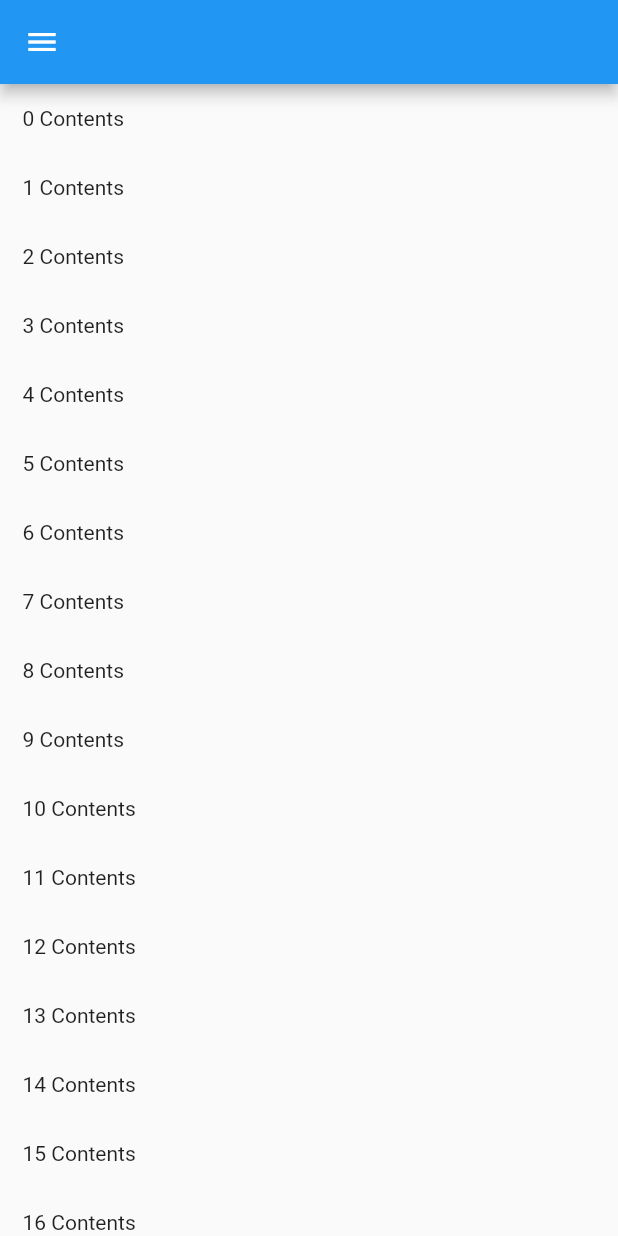
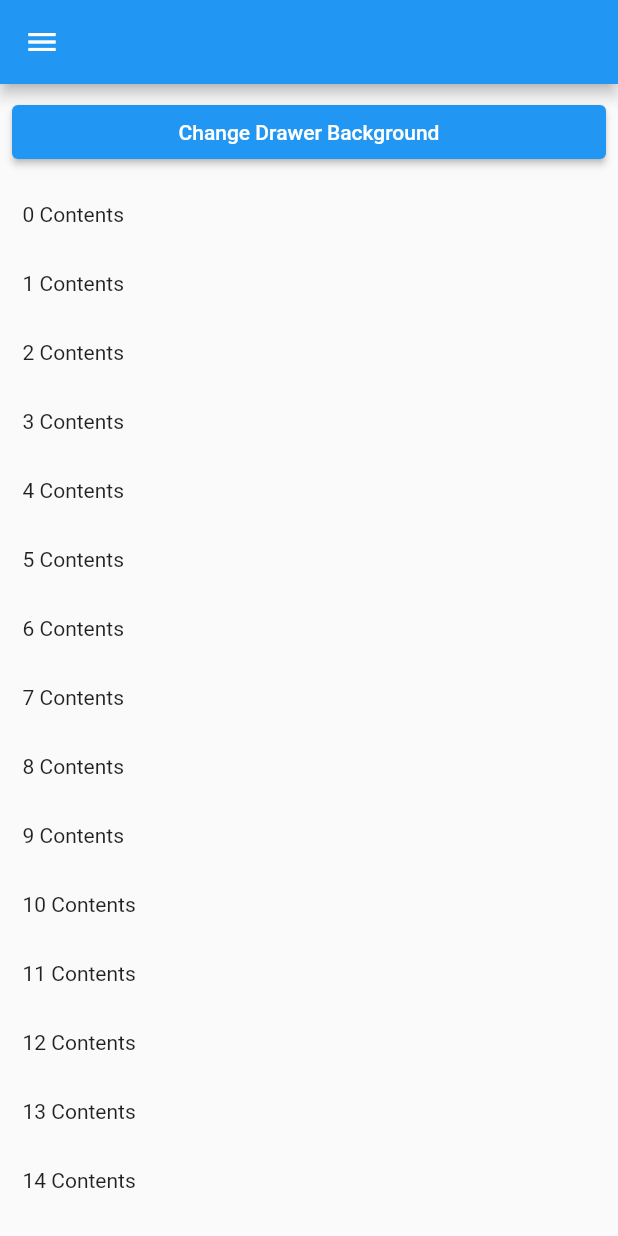
Before and after one commit to sudar-life/flutter_slide_drawer, a Flutter app: the screen it shows after launch, on a phone screen of 412 x 824 dp. Run offline on Flutter 3.47's test engine with Material 2 defaults, Android fonts, the phone set to English and light mode, and no system bars.

Commit message:
update : version 1.0.1
 - added dynamically change drawer background image

```diff
--- a/example/lib/main.dart
+++ b/example/lib/main.dart
@@ -18,16 +18,32 @@ class MyApp extends StatelessWidget {
   }
 }
 
-class App extends StatelessWidget {
+class App extends StatefulWidget {
   App({Key? key}) : super(key: key);
+
+  @override
+  State<App> createState() => _AppState();
+}
+
+class _AppState extends State<App> {
   final GlobalKey<SliderDrawerWidgetState> drawerKey = GlobalKey();
+
+  bool toggleBackgroundState = false;
+
+  void toggleBackgroundImage() {
+    setState(() {
+      toggleBackgroundState = !toggleBackgroundState;
+    });
+  }
 
   @override
   Widget build(BuildContext context) {
     return SliderDrawerWidget(
         key: drawerKey,
         option: SliderDrawerOption(
-          backgroundImage: Image.asset("assets/sample_background.jpg"),
+          backgroundImage: toggleBackgroundState
+              ? Image.asset("assets/sample_background.jpg")
+              : Image.asset("assets/sample_background2.jpg"),
           backgroundColor: Colors.black,
           sliderEffectType: SliderEffectType.Rounded,
           upDownScaleAmount: 50,
@@ -44,6 +60,16 @@ class App extends StatelessWidget {
             ),
           ),
           body: Container(
+            child: Column(
+              crossAxisAlignment: CrossAxisAlignment.stretch,
+              children: [
+                Padding(
+                  padding: const EdgeInsets.all(8.0),
+                  child: ElevatedButton(
+                      onPressed: toggleBackgroundImage,
+                      child: Text('Change Drawer Background')),
+                ),
+                Expanded(
                     child: SingleChildScrollView(
                   child: Column(
                     crossAxisAlignment: CrossAxisAlignment.stretch,
@@ -55,6 +81,8 @@ class App extends StatelessWidget {
                       ),
                     ),
                   ),
+                )),
+              ],
             ),
           ),
         ));
--- a/example/pubspec.yaml
+++ b/example/pubspec.yaml
@@ -47,6 +47,7 @@ flutter:
   # To add assets to your application, add an assets section, like this:
   assets:
     - assets/sample_background.jpg
+    - assets/sample_background2.jpg
     - assets/default_user.png
 
   # An image asset can refer to one or more resolution-specific "variants", see
--- a/pubspec.yaml
+++ b/pubspec.yaml
@@ -1,6 +1,6 @@
 name: flutter_slide_drawer
 description: It would help you make slide_drawer_scaffold easy with animation :)
-version: 1.0.0
+version: 1.0.1
 homepage: https://github.com/sudar-life/flutter_slide_drawer
 
 environment:
```
Also changed, not shown: lib/flutter_slide_widget.dart (+8 -0 lines), example/assets/sample_background2.jpg (added), example/pubspec.lock, pubspec.lock, 5 other files. Lines whose indentation alone changed are shown as unchanged.
